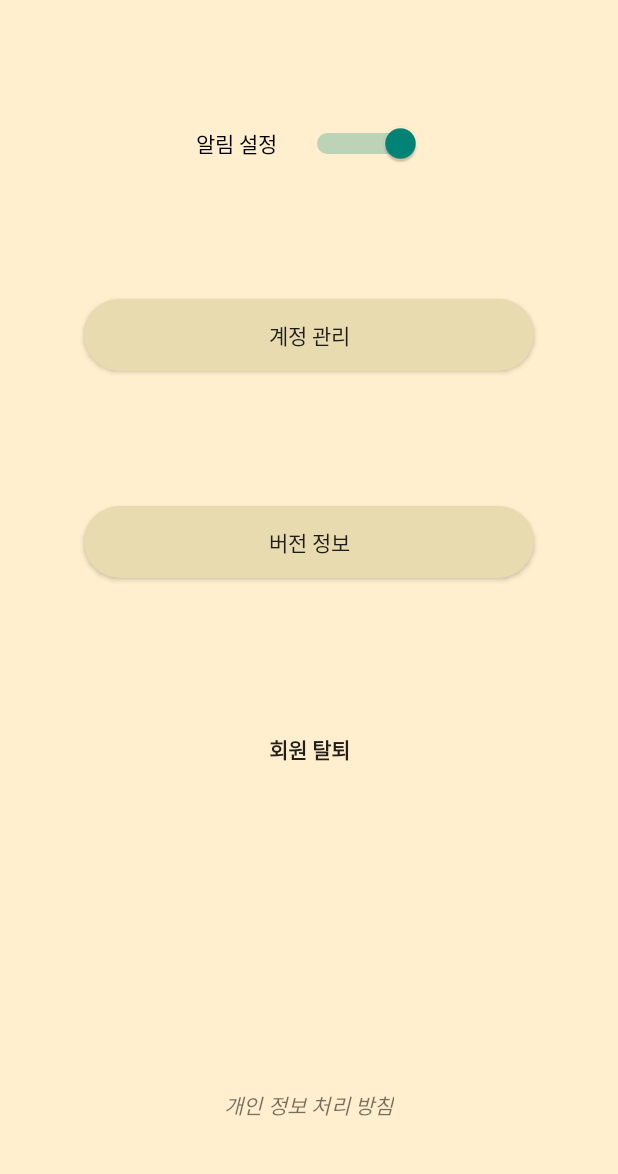
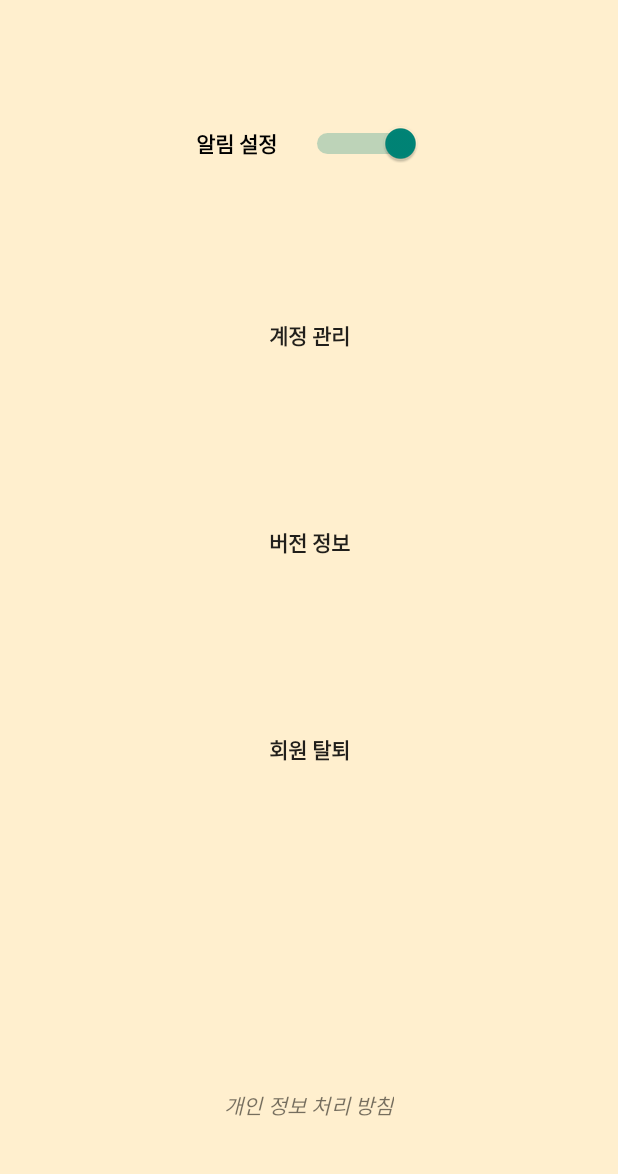
Before and after one commit to MPproject-JHPS/Floremo, an Android app: the SettingsActivity screen opened directly, with no data from a screen before it, on a phone screen of 412 x 824 dp, the part 62-1236 px from its top. Run offline under Robolectric (Android 15) with nearby library versions, the phone set to English and light mode, and no system bars; our stand-ins replace Firebase (no records; nobody signed in at launch, a user with empty details on screens opened directly).

Commit message:
Update setting button

```diff
--- a/app/src/main/java/org/androidtown/Floremo/SettingsActivity.java
+++ b/app/src/main/java/org/androidtown/Floremo/SettingsActivity.java
@@ -100,6 +100,31 @@ public class SettingsActivity extends AppCompatActivity {
         setSupportActionBar(mToolbar);
 
         getSupportActionBar().setDisplayHomeAsUpEnabled(true); // 뒤로가기 버튼, 디폴트로 true만 해도 백버튼이 생김
+
+        Button account_management = findViewById(R.id.account_management);
+        account_management.setOnTouchListener(new View.OnTouchListener() {
+            @Override
+            public boolean onTouch(View v, MotionEvent event) {
+                if(event.getAction() == MotionEvent.ACTION_DOWN) {
+                    account_management.setBackgroundColor(getApplicationContext().getResources().getColor(R.color.bg_d));
+                } else if(event.getAction() == MotionEvent.ACTION_UP) {
+                    account_management.setBackgroundColor(getApplicationContext().getResources().getColor(R.color.transperent));
+                }
+                return false;
+            }
+        });
+        Button version_info = findViewById(R.id.version_info);
+        version_info.setOnTouchListener(new View.OnTouchListener() {
+            @Override
+            public boolean onTouch(View v, MotionEvent event) {
+                if(event.getAction() == MotionEvent.ACTION_DOWN) {
+                    version_info.setBackgroundColor(getApplicationContext().getResources().getColor(R.color.bg_d));
+                } else if(event.getAction() == MotionEvent.ACTION_UP) {
+                    version_info.setBackgroundColor(getApplicationContext().getResources().getColor(R.color.transperent));
+                }
+                return false;
+            }
+        });
     }
 
     @Override
--- a/app/src/main/res/layout/activity_settings.xml
+++ b/app/src/main/res/layout/activity_settings.xml
@@ -20,16 +20,6 @@
             tools:layout_editor_absoluteX="16dp"
             tools:layout_editor_absoluteY="81dp" />
 
-        <Button
-            android:id="@+id/account_management"
-            android:background="@drawable/button_background"
-            android:layout_width="300dp"
-            android:layout_height="wrap_content"
-            android:layout_below="@id/alarm"
-            android:layout_marginTop="90dp"
-            android:layout_centerHorizontal="true"
-            android:text="계정 관리" />
-
         <Switch
             android:id="@+id/alarm"
             android:layout_width="150dp"
@@ -38,28 +28,42 @@
             android:layout_centerHorizontal="true"
             android:layout_marginTop="67dp"
             android:switchMinWidth="80dp"
+            android:textStyle="bold"
             android:text="알림 설정" />
+
+
+        <Button
+            android:id="@+id/account_management"
+            android:layout_width="match_parent"
+            android:layout_height="wrap_content"
+            android:layout_below="@id/alarm"
+            android:layout_centerHorizontal="true"
+            android:layout_marginTop="90dp"
+            android:background="#00ff0000"
+            android:text="계정 관리"
+            android:textStyle="bold" />
 
         <Button
             android:id="@+id/version_info"
-            android:background="@drawable/button_background"
-            android:layout_width="300dp"
+            android:layout_width="match_parent"
             android:layout_height="wrap_content"
+            android:layout_below="@id/account_management"
             android:layout_centerHorizontal="true"
-            android:layout_below="@id/account_management"
             android:layout_marginTop="90dp"
-            android:text="버전 정보" />
+            android:background="#00ff0000"
+            android:text="버전 정보"
+            android:textStyle="bold" />
 
         <Button
             android:id="@+id/withdraw"
+            android:layout_width="match_parent"
+            android:layout_height="wrap_content"
+            android:layout_below="@id/version_info"
+            android:layout_centerHorizontal="true"
+            android:layout_marginTop="90dp"
             android:background="#00ff0000"
-            android:layout_width="300dp"
-            android:layout_height="wrap_content"
-            android:layout_centerHorizontal="true"
-            android:layout_below="@id/version_info"
-            android:layout_marginTop="90dp"
-            android:textStyle="bold"
-            android:text="회원 탈퇴" />
+            android:text="회원 탈퇴"
+            android:textStyle="bold" />
 
         <TextView
             android:layout_width="wrap_content"
```
